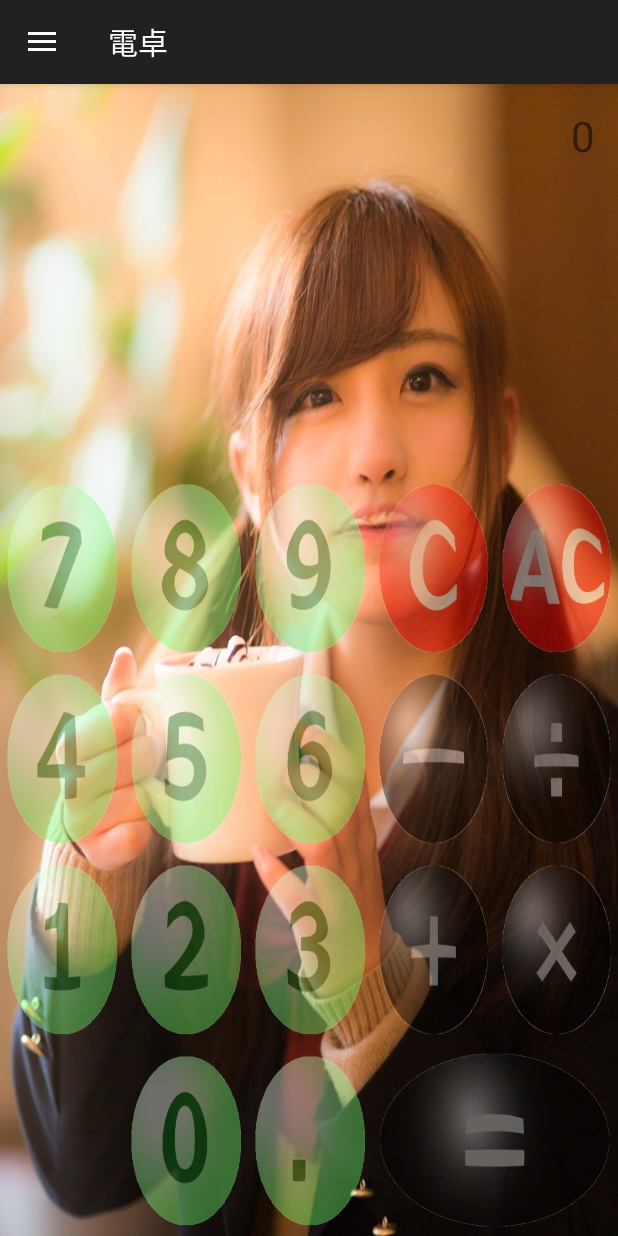
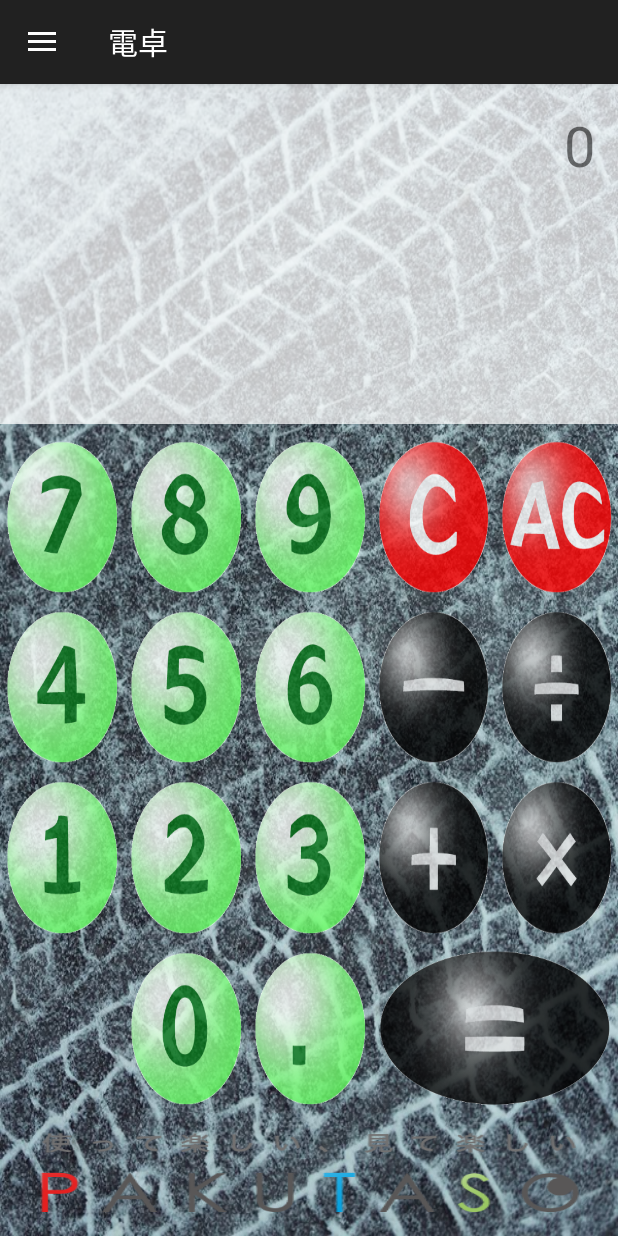
Before and after one commit to OysterMeister/yagi, an Android app: the DentakuActivity screen opened directly, with no data from a screen before it, on a phone screen of 412 x 824 dp. Run offline under Robolectric (Android 15) with nearby library versions, the phone set to English and light mode, and no system bars.

Commit message:
#電卓バージョンアップ

```diff
--- a/app/src/main/res/layout/activity_dentaku.xml
+++ b/app/src/main/res/layout/activity_dentaku.xml
@@ -24,6 +24,7 @@
                 android:orientation="horizontal">
 
                 <RelativeLayout
+                    android:id="@+id/display_rl"
                     android:layout_width="match_parent"
                     android:layout_height="match_parent">
 
@@ -64,7 +65,6 @@
                 android:layout_height="0dp"
                 android:layout_marginTop="5dp"
                 android:layout_weight="1"
-                android:alpha="0.4"
                 android:orientation="horizontal">
 
                 <Button
@@ -110,7 +110,6 @@
                 android:layout_width="match_parent"
                 android:layout_height="0dp"
                 android:layout_weight="1"
-                android:alpha="0.4"
                 android:orientation="horizontal">
 
                 <Button
@@ -157,7 +156,6 @@
                 android:layout_width="match_parent"
                 android:layout_height="0dp"
                 android:layout_weight="1"
-                android:alpha="0.4"
                 android:orientation="horizontal">
 
                 <Button
@@ -204,7 +202,6 @@
                 android:layout_width="match_parent"
                 android:layout_height="0dp"
                 android:layout_weight="1"
-                android:alpha="0.4"
                 android:orientation="horizontal">
 
                 <Button
@@ -247,14 +244,13 @@
 
             </LinearLayout>
 
-            <TextView
-                android:id="@+id/banner_tv"
+            <ImageView
+                android:id="@+id/banner_iv"
                 android:layout_width="match_parent"
                 android:layout_height="wrap_content"
                 android:gravity="center"
-                android:text="バナーバナーバナー"
-                android:textSize="30sp"
-                android:visibility="gone" />
+                android:background="@drawable/pakutaso_logo2014"
+                android:visibility="visible" />
 
         </LinearLayout>
     </RelativeLayout>
```
Also changed, not shown: app/src/main/java/com/example/memo/DentakuActivity.java (+129 -30 lines), app/src/main/res/drawable-xhdpi/nomal_long_07.jpg (added), app/src/main/res/drawable-xhdpi/pakutaso_logo2014.png (added), app/src/main/res/drawable-xhdpi/secret_long_11.jpg (added), app/src/main/res/drawable-xhdpi/secret_long_12.jpg (added), app/src/main/res/drawable-xhdpi/secret_long_13.jpg (added), app/src/main/res/drawable-xhdpi/secret_long_14.jpg (added), app/src/main/res/drawable-xhdpi/secret_long_15.jpg (added), 1 other file.
